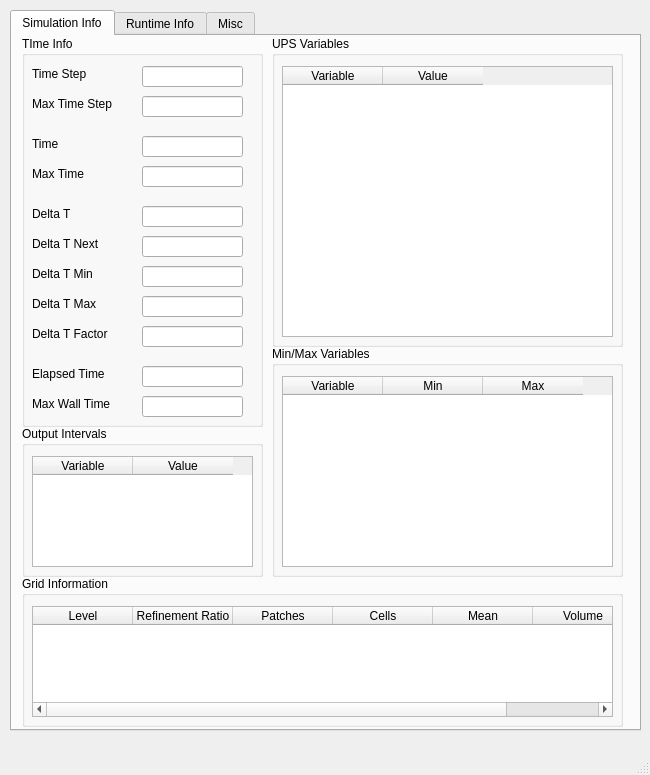
Before: the Qt Designer form src/VisIt/libsim/uintah.ui in Uintah/Uintah, drawn with Qt 5.
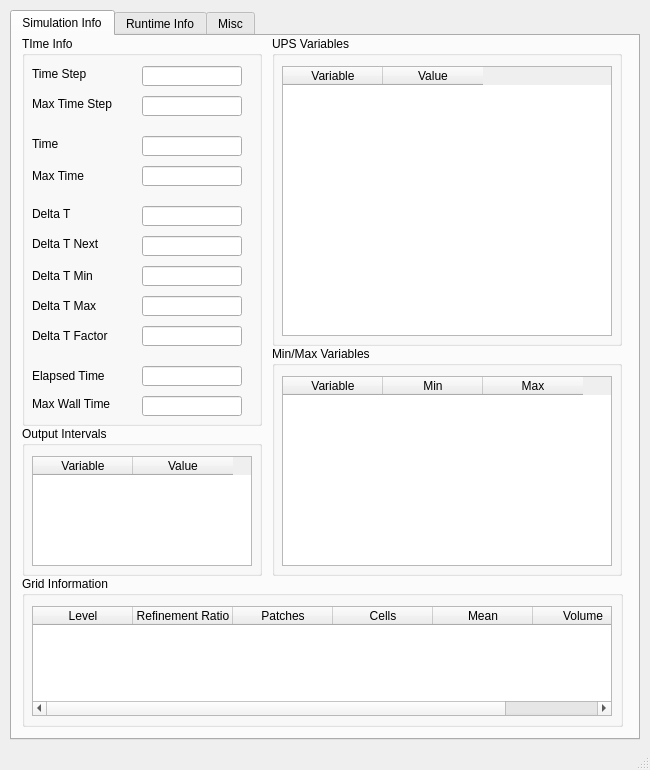
After: the same form once the commit is applied.

```diff
--- a/src/VisIt/libsim/uintah.ui
+++ b/src/VisIt/libsim/uintah.ui
@@ -7,7 +7,7 @@
     <x>0</x>
     <y>0</y>
     <width>650</width>
-    <height>775</height>
+    <height>770</height>
    </rect>
   </property>
   <property name="windowTitle">
@@ -19,8 +19,8 @@
      <rect>
       <x>10</x>
       <y>10</y>
-      <width>631</width>
-      <height>721</height>
+      <width>630</width>
+      <height>730</height>
      </rect>
     </property>
     <property name="currentIndex">
@@ -35,8 +35,8 @@
        <rect>
         <x>10</x>
         <y>0</y>
-        <width>241</width>
-        <height>391</height>
+        <width>240</width>
+        <height>390</height>
        </rect>
       </property>
       <property name="title">
@@ -47,8 +47,8 @@
         <rect>
          <x>120</x>
          <y>290</y>
-         <width>101</width>
-         <height>21</height>
+         <width>100</width>
+         <height>20</height>
         </rect>
        </property>
       </widget>
@@ -57,8 +57,8 @@
         <rect>
          <x>120</x>
          <y>260</y>
-         <width>101</width>
-         <height>21</height>
+         <width>100</width>
+         <height>20</height>
         </rect>
        </property>
       </widget>
@@ -67,8 +67,8 @@
         <rect>
          <x>120</x>
          <y>230</y>
-         <width>101</width>
-         <height>21</height>
+         <width>100</width>
+         <height>20</height>
         </rect>
        </property>
       </widget>
@@ -77,8 +77,8 @@
         <rect>
          <x>120</x>
          <y>130</y>
-         <width>101</width>
-         <height>21</height>
+         <width>100</width>
+         <height>20</height>
         </rect>
        </property>
       </widget>
@@ -87,8 +87,8 @@
         <rect>
          <x>10</x>
          <y>290</y>
-         <width>91</width>
-         <height>16</height>
+         <width>100</width>
+         <height>20</height>
         </rect>
        </property>
        <property name="text">
@@ -100,8 +100,8 @@
         <rect>
          <x>10</x>
          <y>230</y>
-         <width>91</width>
-         <height>16</height>
+         <width>100</width>
+         <height>20</height>
         </rect>
        </property>
        <property name="text">
@@ -113,8 +113,8 @@
         <rect>
          <x>10</x>
          <y>260</y>
-         <width>91</width>
-         <height>16</height>
+         <width>100</width>
+         <height>20</height>
         </rect>
        </property>
        <property name="text">
@@ -126,8 +126,8 @@
         <rect>
          <x>10</x>
          <y>130</y>
-         <width>91</width>
-         <height>16</height>
+         <width>100</width>
+         <height>20</height>
         </rect>
        </property>
        <property name="text">
@@ -139,8 +139,8 @@
         <rect>
          <x>10</x>
          <y>330</y>
-         <width>91</width>
-         <height>16</height>
+         <width>100</width>
+         <height>20</height>
         </rect>
        </property>
        <property name="text">
@@ -152,8 +152,8 @@
         <rect>
          <x>120</x>
          <y>330</y>
-         <width>101</width>
-         <height>21</height>
+         <width>100</width>
+         <height>20</height>
         </rect>
        </property>
       </widget>
@@ -162,8 +162,8 @@
         <rect>
          <x>10</x>
          <y>30</y>
-         <width>62</width>
-         <height>16</height>
+         <width>100</width>
+         <height>15</height>
         </rect>
        </property>
        <property name="text">
@@ -175,8 +175,8 @@
         <rect>
          <x>120</x>
          <y>30</y>
-         <width>101</width>
-         <height>21</height>
+         <width>100</width>
+         <height>20</height>
         </rect>
        </property>
       </widget>
@@ -185,8 +185,8 @@
         <rect>
          <x>120</x>
          <y>100</y>
-         <width>101</width>
-         <height>21</height>
+         <width>100</width>
+         <height>20</height>
         </rect>
        </property>
       </widget>
@@ -195,8 +195,8 @@
         <rect>
          <x>10</x>
          <y>100</y>
-         <width>62</width>
-         <height>16</height>
+         <width>60</width>
+         <height>15</height>
         </rect>
        </property>
        <property name="text">
@@ -208,8 +208,8 @@
         <rect>
          <x>120</x>
          <y>200</y>
-         <width>101</width>
-         <height>21</height>
+         <width>100</width>
+         <height>20</height>
         </rect>
        </property>
       </widget>
@@ -218,8 +218,8 @@
         <rect>
          <x>10</x>
          <y>200</y>
-         <width>81</width>
-         <height>16</height>
+         <width>80</width>
+         <height>15</height>
         </rect>
        </property>
        <property name="text">
@@ -231,8 +231,8 @@
         <rect>
          <x>10</x>
          <y>60</y>
-         <width>101</width>
-         <height>16</height>
+         <width>100</width>
+         <height>15</height>
         </rect>
        </property>
        <property name="text">
@@ -244,8 +244,8 @@
         <rect>
          <x>120</x>
          <y>60</y>
-         <width>101</width>
-         <height>21</height>
+         <width>100</width>
+         <height>20</height>
         </rect>
        </property>
       </widget>
@@ -254,8 +254,8 @@
         <rect>
          <x>10</x>
          <y>360</y>
-         <width>91</width>
-         <height>16</height>
+         <width>90</width>
+         <height>15</height>
         </rect>
        </property>
        <property name="text">
@@ -267,8 +267,8 @@
         <rect>
          <x>120</x>
          <y>360</y>
-         <width>101</width>
-         <height>21</height>
+         <width>100</width>
+         <height>20</height>
         </rect>
        </property>
       </widget>
@@ -277,8 +277,8 @@
         <rect>
          <x>10</x>
          <y>170</y>
-         <width>62</width>
-         <height>16</height>
+         <width>60</width>
+         <height>15</height>
         </rect>
        </property>
        <property name="text">
@@ -290,8 +290,8 @@
         <rect>
          <x>120</x>
          <y>170</y>
-         <width>101</width>
-         <height>21</height>
+         <width>100</width>
+         <height>20</height>
         </rect>
        </property>
       </widget>
@@ -301,8 +301,8 @@
        <rect>
         <x>10</x>
         <y>390</y>
-        <width>241</width>
-        <height>151</height>
+        <width>240</width>
+        <height>150</height>
        </rect>
       </property>
       <property name="title">
@@ -313,8 +313,8 @@
         <rect>
          <x>10</x>
          <y>30</y>
-         <width>221</width>
-         <height>111</height>
+         <width>220</width>
+         <height>110</height>
         </rect>
        </property>
        <column>
@@ -346,8 +346,8 @@
         <rect>
          <x>10</x>
          <y>30</y>
-         <width>581</width>
-         <height>111</height>
+         <width>580</width>
+         <height>110</height>
         </rect>
        </property>
        <column>
@@ -387,8 +387,8 @@
        <rect>
         <x>260</x>
         <y>310</y>
-        <width>351</width>
-        <height>231</height>
+        <width>350</width>
+        <height>230</height>
        </rect>
       </property>
       <property name="title">
@@ -399,8 +399,8 @@
         <rect>
          <x>10</x>
          <y>30</y>
-         <width>331</width>
-         <height>191</height>
+         <width>330</width>
+         <height>190</height>
         </rect>
        </property>
        <column>
@@ -425,8 +425,8 @@
        <rect>
         <x>260</x>
         <y>0</y>
-        <width>351</width>
-        <height>311</height>
+        <width>350</width>
+        <height>310</height>
        </rect>
       </property>
       <property name="title">
@@ -437,8 +437,8 @@
         <rect>
          <x>10</x>
          <y>30</y>
-         <width>331</width>
-         <height>271</height>
+         <width>330</width>
+         <height>270</height>
         </rect>
        </property>
        <column>
```
Left out of the diff: 86 changed lines with no effect on the pictures.
